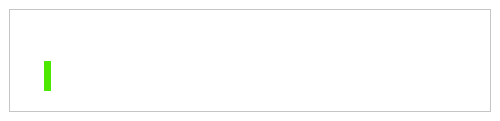
First picture: the form in archiveddoc.ui, repository ashraf-kx/maktaba-assistant, before the edit.
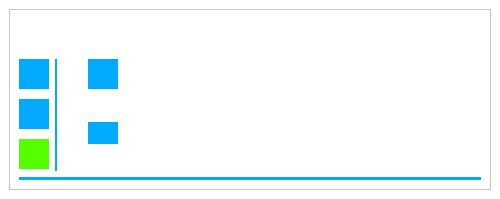
Second picture: the form after the edit. Icons and pictures are not drawn.

What changed in the file:
```diff
--- a/archiveddoc.ui
+++ b/archiveddoc.ui
@@ -7,7 +7,7 @@
     <x>0</x>
     <y>0</y>
     <width>500</width>
-    <height>121</height>
+    <height>199</height>
    </rect>
   </property>
   <property name="maximumSize">
@@ -51,13 +51,7 @@
      <property name="frameShadow">
       <enum>QFrame::Raised</enum>
      </property>
-     <layout class="QVBoxLayout" name="verticalLayout">
-      <property name="topMargin">
-       <number>0</number>
-      </property>
-      <property name="rightMargin">
-       <number>0</number>
-      </property>
+     <layout class="QVBoxLayout" name="verticalLayout_3">
       <item>
        <layout class="QHBoxLayout" name="horizontalLayout_2">
         <property name="spacing">
@@ -126,22 +120,108 @@
       </item>
       <item>
        <layout class="QHBoxLayout" name="horizontalLayout">
-        <property name="leftMargin">
-         <number>25</number>
-        </property>
-        <property name="rightMargin">
-         <number>25</number>
-        </property>
         <item>
-         <widget class="QLabel" name="label_2">
+         <layout class="QGridLayout" name="gridLayout">
+          <property name="sizeConstraint">
+           <enum>QLayout::SetMinimumSize</enum>
+          </property>
+          <property name="spacing">
+           <number>10</number>
+          </property>
+          <item row="0" column="0">
+           <widget class="QLabel" name="Lb_pages">
+            <property name="maximumSize">
+             <size>
+              <width>30</width>
+              <height>30</height>
+             </size>
+            </property>
+            <property name="styleSheet">
+             <string notr="true">QLabel
+{
+	background-color: rgb(0, 170, 255);
+}</string>
+            </property>
+            <property name="text">
+             <string/>
+            </property>
+            <property name="pixmap">
+             <pixmap resource="Icons.qrc">:/Icons/ic_library_books_white_2x.png</pixmap>
+            </property>
+            <property name="scaledContents">
+             <bool>true</bool>
+            </property>
+           </widget>
+          </item>
+          <item row="1" column="0">
+           <widget class="QLabel" name="Lb_print">
+            <property name="maximumSize">
+             <size>
+              <width>30</width>
+              <height>30</height>
+             </size>
+            </property>
+            <property name="styleSheet">
+             <string notr="true">QLabel
+{
+	background-color: rgb(0, 170, 255);
+}</string>
+            </property>
+            <property name="text">
+             <string/>
+            </property>
+            <property name="pixmap">
+             <pixmap resource="Icons.qrc">:/Icons/ic_local_printshop_white_2x.png</pixmap>
+            </property>
+            <property name="scaledContents">
+             <bool>true</bool>
+            </property>
+           </widget>
+          </item>
+          <item row="2" column="0">
+           <widget class="QLabel" name="Lb_dollar">
+            <property name="maximumSize">
+             <size>
+              <width>30</width>
+              <height>30</height>
+             </size>
+            </property>
+            <property name="styleSheet">
+             <string notr="true">QLabel
+{
+	
+	background-color: rgb(85, 255, 0);
+}</string>
+            </property>
+            <property name="text">
+             <string/>
+            </property>
+            <property name="pixmap">
+             <pixmap resource="Icons.qrc">:/Icons/ic_attach_money_white_2x.png</pixmap>
+            </property>
+            <property name="scaledContents">
+             <bool>true</bool>
+            </property>
+           </widget>
+          </item>
+         </layout>
+        </item>
+        <item>
+         <widget class="QLabel" name="label_3">
+          <property name="minimumSize">
+           <size>
+            <width>2</width>
+            <height>0</height>
+           </size>
+          </property>
           <property name="maximumSize">
            <size>
-            <width>30</width>
-            <height>30</height>
+            <width>2</width>
+            <height>16777215</height>
            </size>
           </property>
           <property name="styleSheet">
-           <string notr="true">background-color: rgb(77, 232, 0);</string>
+           <string notr="true">background-color: rgb(0, 170, 255);</string>
           </property>
           <property name="text">
            <string/>
@@ -155,34 +235,132 @@
          </widget>
         </item>
         <item>
-         <spacer name="horizontalSpacer">
-          <property name="orientation">
-           <enum>Qt::Horizontal</enum>
+         <layout class="QVBoxLayout" name="verticalLayout">
+          <property name="leftMargin">
+           <number>25</number>
           </property>
-          <property name="sizeHint" stdset="0">
-           <size>
-            <width>40</width>
-            <height>20</height>
-           </size>
+          <property name="rightMargin">
+           <number>25</number>
           </property>
-         </spacer>
-        </item>
-        <item>
-         <widget class="QLabel" name="L_showMessage">
-          <property name="font">
-           <font>
-            <pointsize>10</pointsize>
-            <weight>75</weight>
-            <bold>true</bold>
-           </font>
-          </property>
-          <property name="text">
-           <string/>
-          </property>
-         </widget>
+          <item>
+           <widget class="QLabel" name="label">
+            <property name="minimumSize">
+             <size>
+              <width>30</width>
+              <height>30</height>
+             </size>
+            </property>
+            <property name="maximumSize">
+             <size>
+              <width>30</width>
+              <height>30</height>
+             </size>
+            </property>
+            <property name="styleSheet">
+             <string notr="true">QLabel
+{
+	background-color: rgb(0, 170, 255);
+}</string>
+            </property>
+            <property name="text">
+             <string/>
+            </property>
+            <property name="pixmap">
+             <pixmap resource="Icons.qrc">:/Icons/ic_perm_identity_white_2x.png</pixmap>
+            </property>
+            <property name="scaledContents">
+             <bool>true</bool>
+            </property>
+           </widget>
+          </item>
+          <item>
+           <widget class="QLabel" name="Lb_nameClient">
+            <property name="font">
+             <font>
+              <pointsize>10</pointsize>
+              <weight>75</weight>
+              <bold>true</bold>
+             </font>
+            </property>
+            <property name="text">
+             <string/>
+            </property>
+           </widget>
+          </item>
+          <item>
+           <widget class="QLabel" name="label_2">
+            <property name="maximumSize">
+             <size>
+              <width>30</width>
+              <height>30</height>
+             </size>
+            </property>
+            <property name="styleSheet">
+             <string notr="true">QLabel
+{
+	background-color: rgb(0, 170, 255);
+}</string>
+            </property>
+            <property name="text">
+             <string/>
+            </property>
+            <property name="pixmap">
+             <pixmap resource="Icons.qrc">:/Icons/ic_book_white_2x.png</pixmap>
+            </property>
+            <property name="scaledContents">
+             <bool>true</bool>
+            </property>
+           </widget>
+          </item>
+          <item>
+           <widget class="QLabel" name="Lb_titleBook">
+            <property name="font">
+             <font>
+              <pointsize>9</pointsize>
+              <weight>75</weight>
+              <bold>true</bold>
+             </font>
+            </property>
+            <property name="text">
+             <string/>
+            </property>
+            <property name="scaledContents">
+             <bool>true</bool>
+            </property>
+            <property name="alignment">
+             <set>Qt::AlignCenter</set>
+            </property>
+           </widget>
+          </item>
+         </layout>
         </item>
        </layout>
       </item>
+      <item>
+       <widget class="QLabel" name="Lb_status">
+        <property name="minimumSize">
+         <size>
+          <width>350</width>
+          <height>3</height>
+         </size>
+        </property>
+        <property name="maximumSize">
+         <size>
+          <width>16777215</width>
+          <height>3</height>
+         </size>
+        </property>
+        <property name="styleSheet">
+         <string notr="true">QLabel
+{
+	background-color: rgb(0, 170, 255);
+}</string>
+        </property>
+        <property name="text">
+         <string/>
+        </property>
+       </widget>
+      </item>
      </layout>
     </widget>
    </item>
```
Left out of the diff: 6 changed lines with no effect on the pictures.
